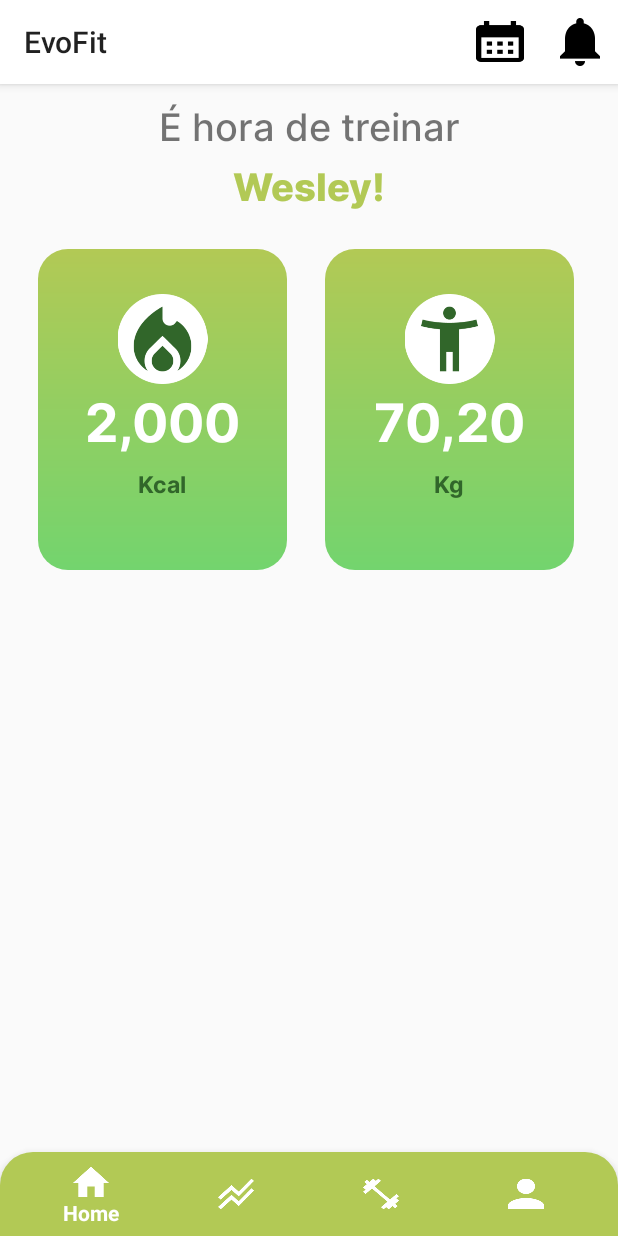
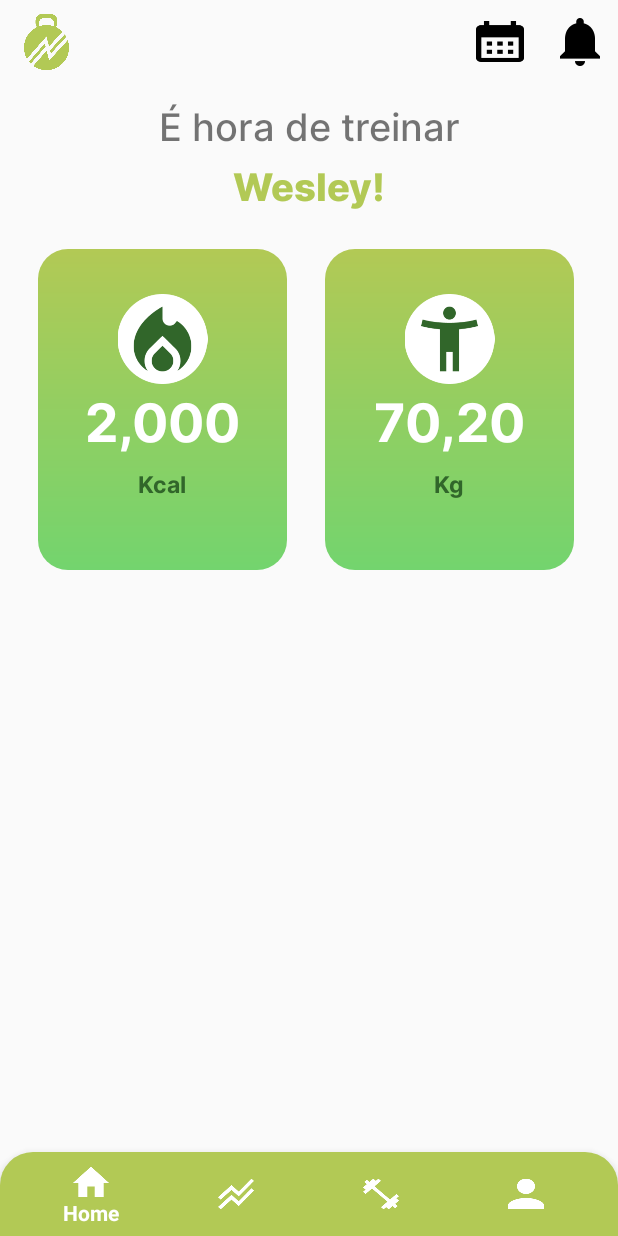
Before and after one commit to WesleyOliveir4/MyEvoFit, an Android app: the screen it shows after launch (MainActivity), on a phone screen of 412 x 824 dp. Run offline under Robolectric (Android 15) with nearby library versions, the phone set to English and light mode, and no system bars.

Commit message:
feat(home screen): refactor toolbar

```diff
--- a/app/src/main/java/com/example/myevofit/MainActivity.kt
+++ b/app/src/main/java/com/example/myevofit/MainActivity.kt
@@ -19,6 +19,7 @@ class MainActivity : AppCompatActivity() {
         setContentView(binding.root)
         setSupportActionBar(binding.topAppBar)
         replaceFragment(FirstFragment())
+        supportActionBar?.setDisplayShowTitleEnabled(false)
 
         binding.bottomNavigationView.setOnNavigationItemSelectedListener { item->
             when(item.itemId){
--- a/app/src/main/res/layout/activity_main.xml
+++ b/app/src/main/res/layout/activity_main.xml
@@ -1,28 +1,31 @@
 <?xml version="1.0" encoding="utf-8"?>
 <androidx.constraintlayout.widget.ConstraintLayout xmlns:android="http://schemas.android.com/apk/res/android"
     xmlns:app="http://schemas.android.com/apk/res-auto"
-    xmlns:tools="http://schemas.android.com/tools"
     android:layout_width="match_parent"
     android:layout_height="match_parent">
-
-    <com.google.android.material.appbar.AppBarLayout
-        android:id="@+id/appBar"
-        android:layout_width="match_parent"
-        android:layout_height="wrap_content"
-        style="@style/NameActionBar"
-        app:layout_constraintStart_toStartOf="parent"
-        app:layout_constraintEnd_toEndOf="parent"
-        app:layout_constraintTop_toTopOf="parent">
 
         <androidx.appcompat.widget.Toolbar
             android:id="@+id/topAppBar"
             style="@style/NameActionBar"
+            app:layout_constraintStart_toStartOf="parent"
+            app:layout_constraintEnd_toEndOf="parent"
+            app:layout_constraintTop_toTopOf="parent"
             android:layout_width="match_parent"
             android:layout_height="?attr/actionBarSize">
+
+            <RelativeLayout
+                android:layout_width="wrap_content"
+                android:layout_height="?attr/actionBarSize"
+                android:layout_marginStart="0dp"
+                android:orientation="horizontal">
+                <ImageView
+                    android:layout_width="30dp"
+                    android:layout_height="30dp"
+                    style="@style/ic_app">
+                </ImageView>
+
+            </RelativeLayout>
         </androidx.appcompat.widget.Toolbar>
-
-
-    </com.google.android.material.appbar.AppBarLayout>
 
     <FrameLayout
         android:id="@+id/frame_screen"
@@ -31,7 +34,7 @@
         app:layout_constraintBottom_toTopOf="@+id/bottomNavigationView"
         app:layout_constraintEnd_toEndOf="parent"
         app:layout_constraintStart_toStartOf="parent"
-        app:layout_constraintTop_toBottomOf="@+id/appBar">
+        app:layout_constraintTop_toBottomOf="@+id/topAppBar">
 
     </FrameLayout>
 
--- a/app/src/main/res/values/style.xml
+++ b/app/src/main/res/values/style.xml
@@ -10,6 +10,12 @@
         <item name="android:background">@drawable/background_botton_menu</item>
         <item name="itemIconTint">@drawable/items_bottom_menu</item>
         <item name="itemTextColor">@color/white</item>
+    </style>
+
+    <style name="ic_app">
+        <item name="android:layout_alignParentBottom">true</item>
+        <item name="android:layout_alignParentTop">true</item>
+        <item name="android:src">@drawable/ic_app</item>
     </style>
 
     <!--    FirstFragment  -->
```
Also changed, not shown: app/src/main/res/drawable/ic_app.png (added).
